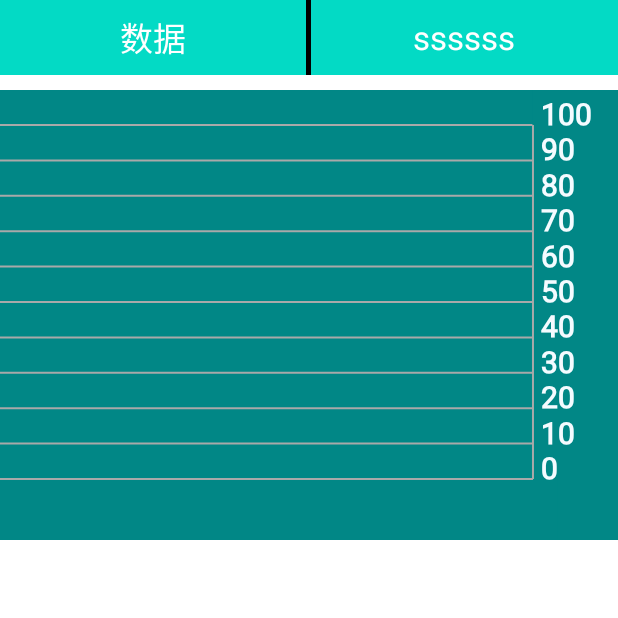
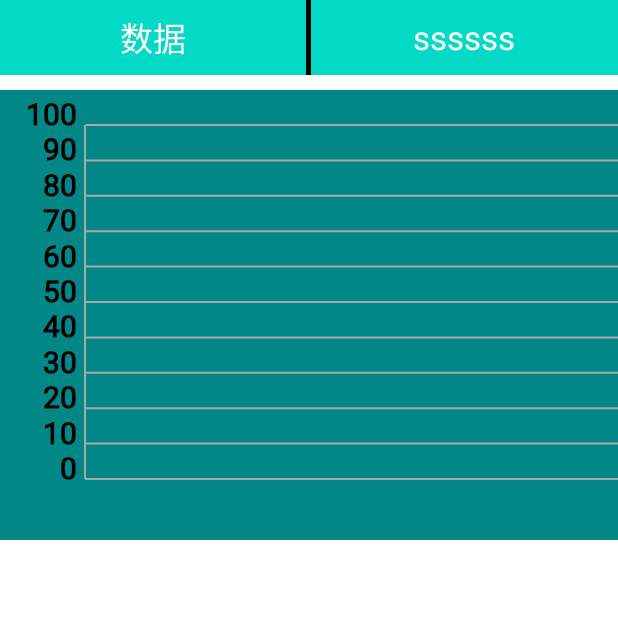
Before and after one commit to wanglei360/Demo, an Android app: the BesselCurveActivity screen opened directly, with no data from a screen before it, on a phone screen of 412 x 824 dp, the top half of it. Run offline under Robolectric (Android 15) with nearby library versions, the phone set to English and light mode, and no system bars.

Commit message:
曲线图优化

```diff
--- a/app/src/main/res/layout/activity_bessel_curve_layout.xml
+++ b/app/src/main/res/layout/activity_bessel_curve_layout.xml
@@ -57,10 +57,14 @@
                 android:layout_marginTop="10dp"
                 android:background="@color/bessel_gradual1"
                 app:background_color="@color/bessel_gradual1"
-                app:chart_type="CHART_BEZIER_CURVE"
-                app:is_left="true"
+                app:chart_type="CHART_COLUMN"
+                app:is_left="false"
                 app:is_show_anim="true"
+                app:is_show_gradual_background="true"
                 app:is_show_line="true"
+                app:column_width="100dp"
+                app:columu_margin="20dp"
+                app:text_color="#000"
                 app:is_show_spot_to_bottom_line="true"
                 app:linear_gradient_color_bottom="#99cc0000"
                 app:linear_gradient_color_top="#FF1966ff"
```
Also changed, not shown: app/src/main/java/com/ntrade/demo/activity/BesselCurveActivity.kt (+4 -3 lines), app/src/main/java/com/ntrade/demo/view/chart/MyChartView.kt (+12 -10 lines), app/src/main/res/values/attrs.xml (+10 -8 lines).
